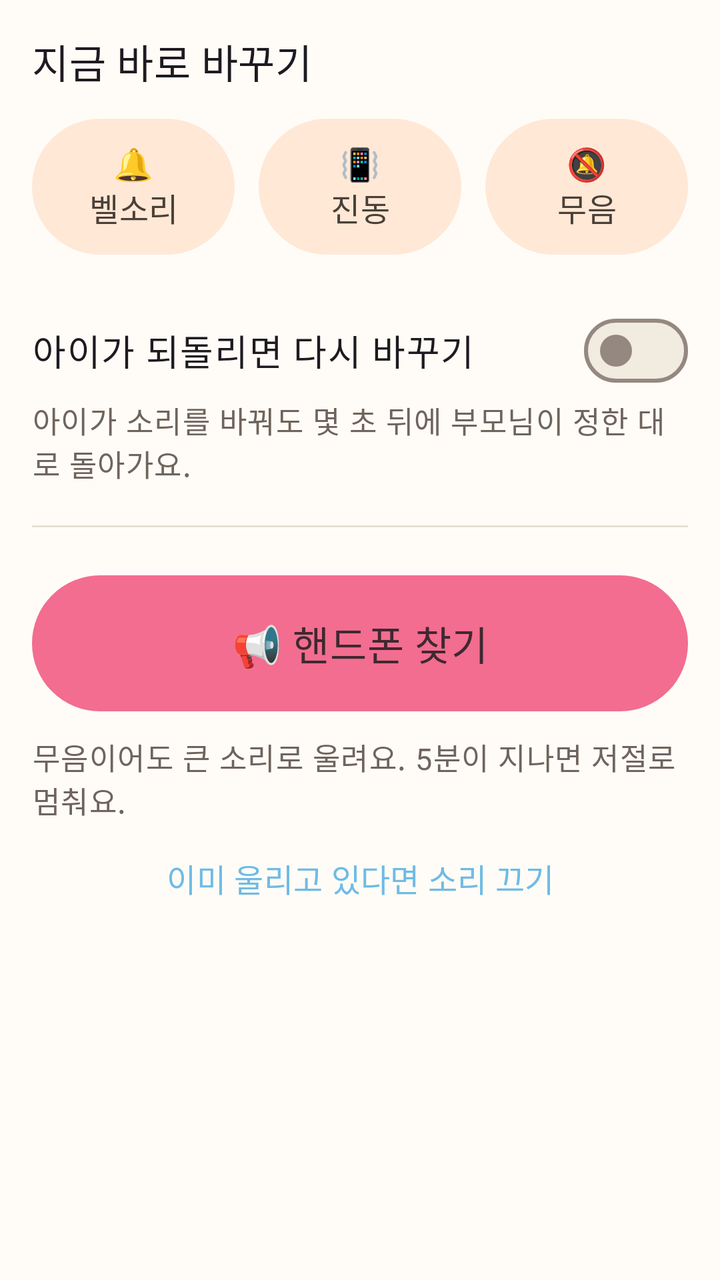
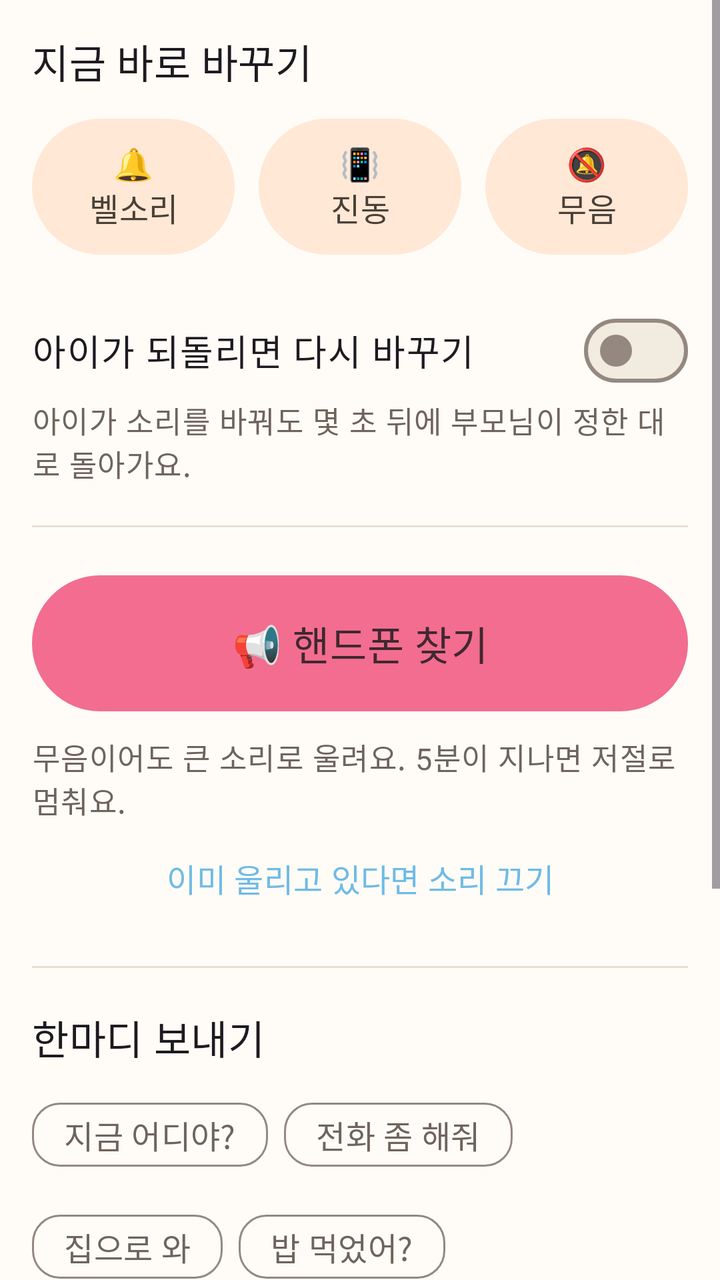

The first picture is an Android layout as it rendered before a commit; the second is the same layout after the commit. The layout source and the unified diff follow.
<!-- AndroidManifest.xml: application theme Theme.KidCare -->
<!-- res/layout/fragment_control.xml -->
<?xml version="1.0" encoding="utf-8"?>
<ScrollView xmlns:android="http://schemas.android.com/apk/res/android"
    xmlns:app="http://schemas.android.com/apk/res-auto"
    android:layout_width="match_parent"
    android:layout_height="match_parent"
    android:fillViewport="true">

    <LinearLayout
        android:layout_width="match_parent"
        android:layout_height="wrap_content"
        android:orientation="vertical"
        android:padding="16dp">

        
        <TextView
            android:id="@+id/child_state"
            android:layout_width="match_parent"
            android:layout_height="wrap_content"
            android:paddingBottom="12dp"
            android:textAppearance="?attr/textAppearanceBodyMedium"
            android:textColor="?attr/colorOnSurfaceVariant"
            android:visibility="gone" />

        <TextView
            android:layout_width="match_parent"
            android:layout_height="wrap_content"
            android:text="@string/control_section_ringer"
            android:textAppearance="?attr/textAppearanceTitleMedium" />

        <LinearLayout
            android:layout_width="match_parent"
            android:layout_height="wrap_content"
            android:layout_marginTop="10dp"
            android:baselineAligned="false"
            android:orientation="horizontal">

            
            <com.google.android.material.button.MaterialButton
                android:id="@+id/mode_normal_button"
                style="@style/Widget.KidCare.Button.Tonal"
                android:layout_width="0dp"
                android:layout_height="76dp"
                android:layout_marginEnd="6dp"
                android:layout_weight="1"
                android:insetLeft="0dp"
                android:insetRight="0dp"
                android:paddingHorizontal="2dp"
                android:text="@string/control_mode_normal" />

            <com.google.android.material.button.MaterialButton
                android:id="@+id/mode_vibrate_button"
                style="@style/Widget.KidCare.Button.Tonal"
                android:layout_width="0dp"
                android:layout_height="76dp"
                android:layout_marginHorizontal="6dp"
                android:layout_weight="1"
                android:insetLeft="0dp"
                android:insetRight="0dp"
                android:paddingHorizontal="2dp"
                android:text="@string/control_mode_vibrate" />

            <com.google.android.material.button.MaterialButton
                android:id="@+id/mode_silent_button"
                style="@style/Widget.KidCare.Button.Tonal"
                android:layout_width="0dp"
                android:layout_height="76dp"
                android:layout_marginStart="6dp"
                android:layout_weight="1"
                android:insetLeft="0dp"
                android:insetRight="0dp"
                android:paddingHorizontal="2dp"
                android:text="@string/control_mode_silent" />
        </LinearLayout>

        <com.google.android.material.materialswitch.MaterialSwitch
            android:id="@+id/lock_switch"
            android:layout_width="match_parent"
            android:layout_height="wrap_content"
            android:layout_marginTop="20dp"
            android:minHeight="48dp"
            android:text="@string/control_lock_switch"
            android:textAppearance="?attr/textAppearanceBodyLarge" />

        <TextView
            android:layout_width="match_parent"
            android:layout_height="wrap_content"
            android:text="@string/control_lock_hint"
            android:textAppearance="?attr/textAppearanceBodySmall"
            android:textColor="?attr/colorOnSurfaceVariant" />

        <View
            android:layout_width="match_parent"
            android:layout_height="1dp"
            android:layout_marginVertical="20dp"
            android:background="?attr/colorOutlineVariant" />

        <com.google.android.material.button.MaterialButton
            android:id="@+id/find_button"
            android:layout_width="match_parent"
            android:layout_height="76dp"
            android:text="@string/control_find_phone"
            android:textAppearance="?attr/textAppearanceTitleMedium"
            android:textColor="@color/on_berry"
            app:backgroundTint="@color/berry" />

        <TextView
            android:layout_width="match_parent"
            android:layout_height="wrap_content"
            android:layout_marginTop="8dp"
            android:text="@string/control_find_hint"
            android:textAppearance="?attr/textAppearanceBodySmall"
            android:textColor="?attr/colorOnSurfaceVariant" />

        
        <com.google.android.material.button.MaterialButton
            android:id="@+id/find_stop_button"
            style="@style/Widget.KidCare.Button.Text"
            android:layout_width="match_parent"
            android:layout_height="wrap_content"
            android:layout_marginTop="4dp"
            android:text="@string/control_find_stop_hint" />

        <LinearLayout
            android:layout_width="match_parent"
            android:layout_height="wrap_content"
            android:layout_marginTop="16dp"
            android:gravity="center_vertical"
            android:orientation="horizontal">

            <ProgressBar
                android:id="@+id/command_progress"
                style="?android:attr/progressBarStyleSmall"
                android:layout_width="20dp"
                android:layout_height="20dp"
                android:layout_marginEnd="10dp"
                android:visibility="gone" />

            <TextView
                android:id="@+id/command_status"
                android:layout_width="0dp"
                android:layout_height="wrap_content"
                android:layout_weight="1"
                android:textAppearance="?attr/textAppearanceBodyMedium"
                android:visibility="gone" />
        </LinearLayout>
    </LinearLayout>
</ScrollView>
<!-- resources referenced by this layout -->
<resources>
  <color name="berry">#F26D8F</color>
  <color name="on_berry">#3F2831</color>
  <string name="control_find_hint">무음이어도 큰 소리로 울려요. 5분이 지나면 저절로 멈춰요.</string>
  <string name="control_find_phone">📢 핸드폰 찾기</string>
  <string name="control_find_stop_hint">이미 울리고 있다면 소리 끄기</string>
  <string name="control_lock_hint">아이가 소리를 바꿔도 몇 초 뒤에 부모님이 정한 대로 돌아가요.</string>
  <string name="control_lock_switch">아이가 되돌리면 다시 바꾸기</string>
  <string name="control_mode_normal">🔔\n벨소리</string>
  <string name="control_mode_silent">🔕\n무음</string>
  <string name="control_mode_vibrate">📳\n진동</string>
  <string name="control_section_ringer">지금 바로 바꾸기</string>
  <style name="Widget.KidCare.Button.Text" parent="Widget.Material3.Button.TextButton">
          <item name="shapeAppearance">@style/ShapeAppearance.KidCare.Pill</item>
          <item name="android:textAllCaps">false</item>
      </style>
  <style parent="" name="ShapeAppearance.KidCare.Pill">
          <item name="cornerFamily">rounded</item>
          <item name="cornerSize">50%</item>
      </style>
  <color name="sky">#6FBBE5</color>
  <color name="on_accent">#4A4038</color>
  <color name="sky_soft">#DCF0FA</color>
  <color name="ink">#4A4038</color>
  <color name="apricot">#FFA96B</color>
  <color name="apricot_soft">#FFE8D6</color>
  <color name="on_apricot_soft">#4A4038</color>
  <color name="grass">#7DCB88</color>
  <color name="grass_soft">#E2F5E5</color>
  <color name="berry_ink">#8A2B47</color>
  <color name="paper_card">#FFFFFF</color>
  <color name="berry_soft">#FFE0E8</color>
  <color name="on_berry_soft">#3F2831</color>
  <color name="paper">#FFFCF7</color>
  <color name="paper_fold">#F2EBE0</color>
  <color name="ink_soft">#6F645C</color>
  <color name="line">#948880</color>
  <color name="line_soft">#E8DFD4</color>
  <style parent="" name="ShapeAppearance.KidCare.ExtraSmall">
          <item name="cornerFamily">rounded</item>
          <item name="cornerSize">8dp</item>
      </style>
  <style parent="" name="ShapeAppearance.KidCare.Small">
          <item name="cornerFamily">rounded</item>
          <item name="cornerSize">14dp</item>
      </style>
  <style parent="" name="ShapeAppearance.KidCare.Medium">
          <item name="cornerFamily">rounded</item>
          <item name="cornerSize">20dp</item>
      </style>
  <style parent="" name="ShapeAppearance.KidCare.Large">
          <item name="cornerFamily">rounded</item>
          <item name="cornerSize">28dp</item>
      </style>
  <style parent="" name="ShapeAppearance.KidCare.ExtraLarge">
          <item name="cornerFamily">rounded</item>
          <item name="cornerSize">36dp</item>
      </style>
  <style name="TextAppearance.KidCare.BodyLarge" parent="TextAppearance.Material3.BodyLarge">
          <item name="android:textSize">18sp</item>
          <item name="android:lineHeight">28sp</item>
      </style>
  <style name="TextAppearance.KidCare.BodyMedium" parent="TextAppearance.Material3.BodyMedium">
          <item name="android:textSize">17sp</item>
          <item name="android:lineHeight">27sp</item>
      </style>
  <style name="TextAppearance.KidCare.BodySmall" parent="TextAppearance.Material3.BodySmall">
          <item name="android:textSize">15sp</item>
          <item name="android:lineHeight">23sp</item>
      </style>
  <!-- unchanged entries left out for length: 20 -->
</resources>

<!-- the commit's change to res/layout/fragment_control.xml (unified diff, before → after) -->
@@ -119,6 +119,92 @@
             android:layout_height="wrap_content"
             android:layout_marginTop="4dp"
             android:text="@string/control_find_stop_hint" />
+
+        <View
+            android:layout_width="match_parent"
+            android:layout_height="1dp"
+            android:layout_marginVertical="20dp"
+            android:background="?attr/colorOutlineVariant" />
+
+        
+        <TextView
+            android:layout_width="match_parent"
+            android:layout_height="wrap_content"
+            android:text="@string/control_section_message"
+            android:textAppearance="?attr/textAppearanceTitleMedium" />
+
+        <com.google.android.material.chip.ChipGroup
+            android:id="@+id/message_chips"
+            android:layout_width="match_parent"
+            android:layout_height="wrap_content"
+            android:layout_marginTop="10dp">
+
+            
+            <com.google.android.material.chip.Chip
+                style="@style/Widget.Material3.Chip.Suggestion"
+                android:layout_width="wrap_content"
+                android:layout_height="wrap_content"
+                android:checkable="false"
+                android:text="@string/control_message_chip_where" />
+
+            <com.google.android.material.chip.Chip
+                style="@style/Widget.Material3.Chip.Suggestion"
+                android:layout_width="wrap_content"
+                android:layout_height="wrap_content"
+                android:checkable="false"
+                android:text="@string/control_message_chip_call" />
+
+            <com.google.android.material.chip.Chip
+                style="@style/Widget.Material3.Chip.Suggestion"
+                android:layout_width="wrap_content"
+                android:layout_height="wrap_content"
+                android:checkable="false"
+                android:text="@string/control_message_chip_come_home" />
+
+            <com.google.android.material.chip.Chip
+                style="@style/Widget.Material3.Chip.Suggestion"
+                android:layout_width="wrap_content"
+                android:layout_height="wrap_content"
+                android:checkable="false"
+                android:text="@string/control_message_chip_meal" />
+        </com.google.android.material.chip.ChipGroup>
+
+        
+        <com.google.android.material.textfield.TextInputLayout
+            android:id="@+id/message_input_layout"
+            android:layout_width="match_parent"
+            android:layout_height="wrap_content"
+            android:layout_marginTop="8dp"
+            android:hint="@string/control_message_hint"
+            app:counterEnabled="true"
+            app:counterMaxLength="100">
+
+            <com.google.android.material.textfield.TextInputEditText
+                android:id="@+id/message_input"
+                android:layout_width="match_parent"
+                android:layout_height="wrap_content"
+                android:inputType="textShortMessage|textMultiLine|textCapSentences"
+                android:maxLength="100"
+                android:maxLines="3"
+                android:textAppearance="?attr/textAppearanceBodyLarge" />
+        </com.google.android.material.textfield.TextInputLayout>
+
+        <com.google.android.material.button.MaterialButton
+            android:id="@+id/message_send_button"
+            style="@style/Widget.KidCare.Button.Tonal"
+            android:layout_width="match_parent"
+            android:layout_height="64dp"
+            android:layout_marginTop="8dp"
+            android:text="@string/control_message_send"
+            android:textAppearance="?attr/textAppearanceTitleMedium" />
+
+        <TextView
+            android:layout_width="match_parent"
+            android:layout_height="wrap_content"
+            android:layout_marginTop="8dp"
+            android:text="@string/control_message_hint_detail"
+            android:textAppearance="?attr/textAppearanceBodySmall"
+            android:textColor="?attr/colorOnSurfaceVariant" />
 
         <LinearLayout
             android:layout_width="match_parent"
<!-- resource entries referenced after the edit -->
@@ -7,9 +7,17 @@
   <string name="control_find_stop_hint">이미 울리고 있다면 소리 끄기</string>
   <string name="control_lock_hint">아이가 소리를 바꿔도 몇 초 뒤에 부모님이 정한 대로 돌아가요.</string>
   <string name="control_lock_switch">아이가 되돌리면 다시 바꾸기</string>
+  <string name="control_message_chip_call">전화 좀 해줘</string>
+  <string name="control_message_chip_come_home">집으로 와</string>
+  <string name="control_message_chip_meal">밥 먹었어?</string>
+  <string name="control_message_chip_where">지금 어디야?</string>
+  <string name="control_message_hint">아이에게 할 말</string>
+  <string name="control_message_hint_detail">아이 폰 화면에 크게 떠요. 소리는 나지 않고 진동만 한 번 울려요. 아이가 \'확인했어요\'를 누르면 여기에 \'읽음\'으로 바뀝니다.</string>
+  <string name="control_message_send">✉️ 보내기</string>
   <string name="control_mode_normal">🔔\n벨소리</string>
   <string name="control_mode_silent">🔕\n무음</string>
   <string name="control_mode_vibrate">📳\n진동</string>
+  <string name="control_section_message">한마디 보내기</string>
   <string name="control_section_ringer">지금 바로 바꾸기</string>
   <style name="Widget.KidCare.Button.Text" parent="Widget.Material3.Button.TextButton">
           <item name="shapeAppearance">@style/ShapeAppearance.KidCare.Pill</item>
